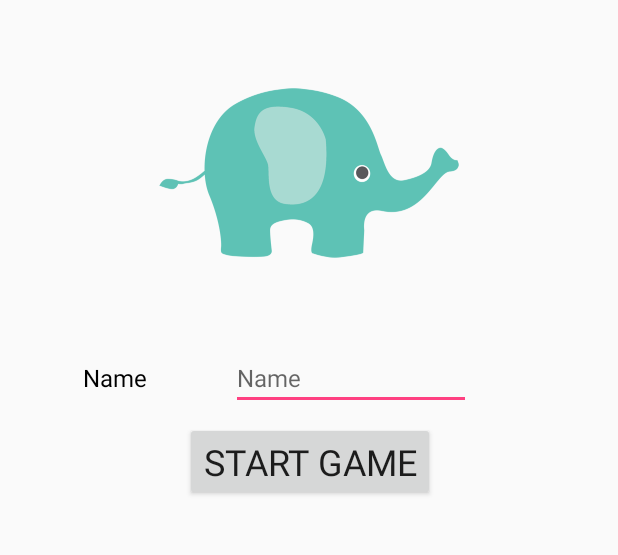
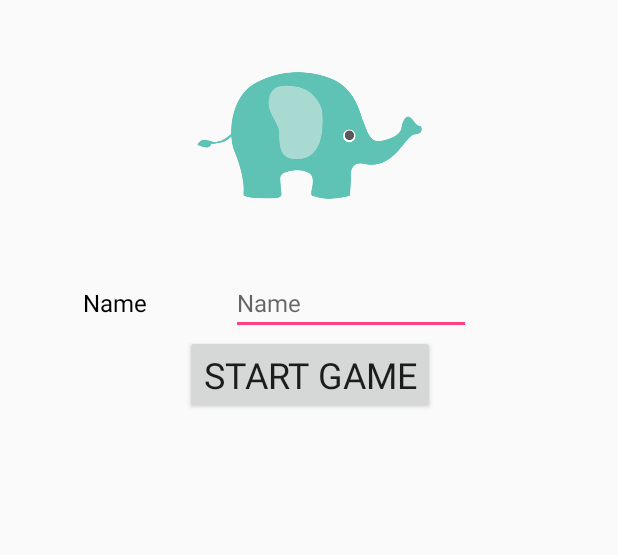
Before and after one commit to noomtoei/AnimalForFun, an Android app: the screen it shows after launch (MainActivity), on a phone screen of 412 x 824 dp, the part 73-628 px from its top. Run offline under Robolectric (Android 15) with nearby library versions, the phone set to English and light mode, and no system bars.

Commit message:
MyTest Finish

```diff
--- a/app/src/main/java/sdu/thanaporn/animalforfun/Game.java
+++ b/app/src/main/java/sdu/thanaporn/animalforfun/Game.java
@@ -199,7 +199,7 @@ public class Game extends AppCompatActivity {
         }
     }// แสดงผลคำถามบนหน้า xml
 
-    public void playsound(View view){
+    public void playSound (View view){
         animalMediaPlayer.start();
     }
 
--- a/app/src/main/res/layout/activity_main.xml
+++ b/app/src/main/res/layout/activity_main.xml
@@ -19,13 +19,14 @@
 
     <ImageView
         android:id="@+id/Icon"
-        android:layout_width="200dp"
-        android:layout_height="200dp"
+        android:layout_width="@dimen/my_image"
+        android:layout_height="@dimen/my_image"
+        android:layout_margin="@dimen/my_margin"
+        android:layout_marginTop="0dp"
         android:src="@drawable/icon"
-        android:layout_margin="@dimen/my_margin"
-        app:layout_constraintTop_toBottomOf="@+id/oop"
         app:layout_constraintLeft_toLeftOf="parent"
-        app:layout_constraintRight_toRightOf="parent"/>
+        app:layout_constraintRight_toRightOf="parent"
+        app:layout_constraintTop_toBottomOf="@+id/oop" />
 
     <TextView
         android:id="@+id/Name"
@@ -48,7 +49,7 @@
         app:layout_constraintTop_toBottomOf="@+id/Icon"
         app:layout_constraintLeft_toLeftOf="@+id/Name"
         app:layout_constraintRight_toRightOf="parent"
-        android:layout_marginTop="15dp"
+        android:layout_marginTop="0dp"
         android:layout_marginLeft="0dp" />
 
     <Button
@@ -61,7 +62,7 @@
         app:layout_constraintTop_toBottomOf="@+id/Input"
         app:layout_constraintRight_toRightOf="parent"
         app:layout_constraintLeft_toLeftOf="parent"
-        android:layout_marginTop="8dp"
-        app:layout_constraintHorizontal_bias="0.502" />
+        android:layout_marginTop="0dp"
+        app:layout_constraintHorizontal_bias="0.503" />
 
 </android.support.constraint.ConstraintLayout>
```
